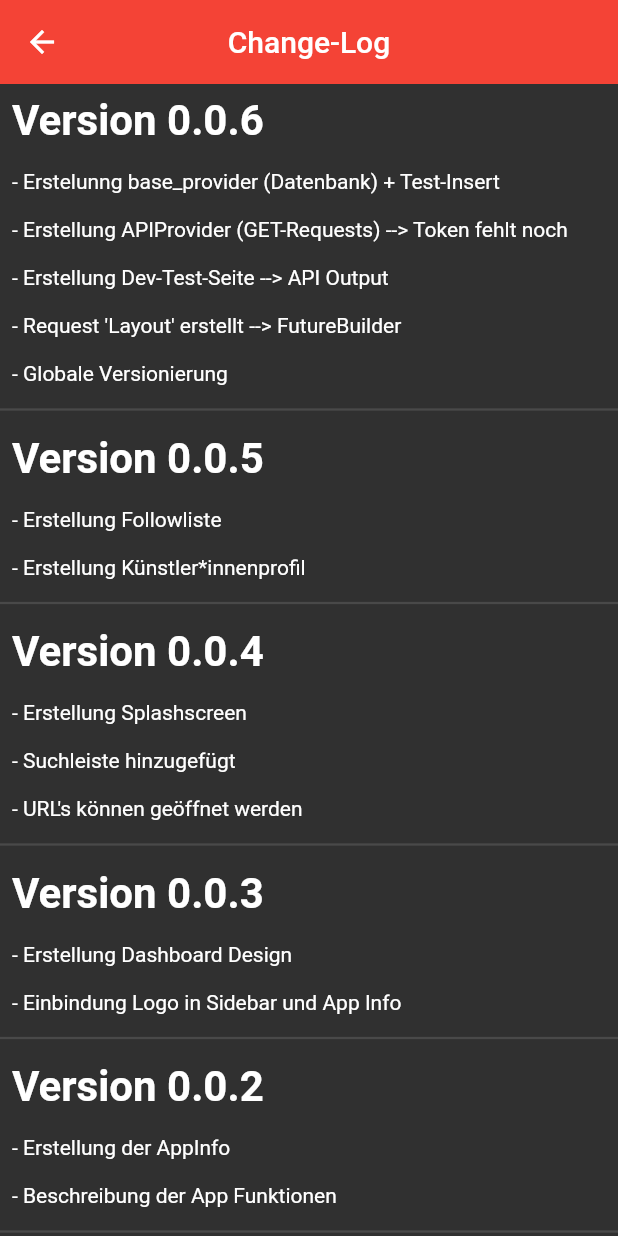
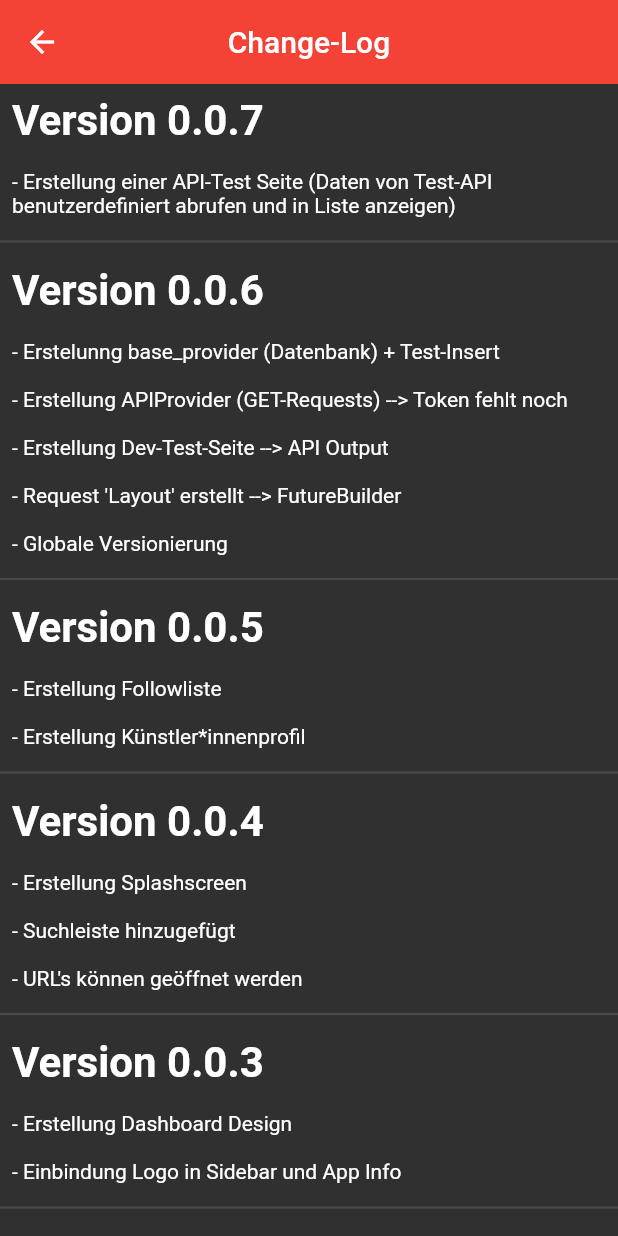
Before and after one commit to Janoxx/songApp_projekt, a Flutter app: the screen it shows after launch, in the side drawer, after a tap on "Changelog", on a phone screen of 412 x 824 dp. Run offline on Flutter 3.47's test engine with Material 2 defaults, Android fonts, the light colour scheme and no system bars; our stand-ins replace sqflite; accounts and stored records are empty; network calls fail.

Commit message:
Versiom 0.0.7 | Test-API + Anzeige

```diff
--- a/lib/providers/api_provider.dart
+++ b/lib/providers/api_provider.dart
@@ -1,27 +1,39 @@
-// ignore_for_file: avoid_print
+// ignore_for_file: avoid_print, prefer_typing_uninitialized_variables
 import 'package:flutter/cupertino.dart';
 import 'package:http/http.dart' as http;
 import 'dart:convert';
-
+import 'package:songapp_projekt/utils/globals.dart' as globals;
 
 // --- Test Request mit Spotify API ---
 class APIProvider {
 
   // -- Test URL ---
-  static String testArtist = "http://api.spotify.com/v1/artists/14dmbYen0AciYxu5n4Fkpd";
+  // static String testArtist = "http://api.spotify.com/v1/artists/14dmbYen0AciYxu5n4Fkpd";
+  // static String albumTest = "https://api.spotify.com/v1/artists/{" + globals.artistID + "}/albums";
 
-  static String testValario = "https://mario-kart-tour-api.herokuapp.com/api/v1/drivers/babies";
+  // static String postTest = "https://api.spotify.com/v1/artists/{id}/albums";
+  // static String accessToken = "BQAMuez4xvUIdtmDlqsmtwAmatQe7DpbvqOyOLNt2yCpPkrUgYh4DYcpLKnKRLXRinVAK2jgpJRTBIEUbuyTgjySXPjY2Mw6ZivCyBvhSFYfDEKb41AkHJspoB5pWCyTqh80WaluBEV6WOQ";
+
+  // Future authRequest() async {
+  //   var postRequest = await http.post(Uri.parse(postTest), headers: {"Authorization":accessToken});
+  //   return postRequest;
+  // }
 
   // --- GET Request an Spotify API ---
   Future<List> getRequest() async {
 
-    debugPrint("Sende Request...");
+    String marioTest = "https://mario-kart-tour-api.herokuapp.com/api/v1/" + globals.arg1 + "/" + globals.arg2;
+
+    // debugPrint("Sende Auth...");
+    // authRequest();
 
     // --- Sende Request ---
-    var getRequest = await http.get(Uri.parse(testValario), headers: {"Content-Type":"application/json"});
+    debugPrint("Sende getRequest an " + marioTest);
+    var getRequest = await http.get(Uri.parse(marioTest), headers: {"Content-Type":"application/json"});
 
     // --- Dekodiere Request (JSON) ---
     var jsonData = json.decode(getRequest.body);
+    debugPrint(jsonData.toString());
 
     // -- Gebe Request Inhalt zurück ---
     return jsonData;
--- a/lib/screens/changelog.dart
+++ b/lib/screens/changelog.dart
@@ -12,6 +12,20 @@ class _ChangelogState extends State<Changelog> {
   Widget changelogBody(BuildContext context) {
     return ListView(
       children: [
+        Padding(
+          padding: EdgeInsets.all(8.0),
+          child: Text("Version 0.0.7",
+              style: TextStyle(fontWeight: FontWeight.bold, fontSize: 28)),
+        ),
+        Padding(
+          padding: EdgeInsets.all(8.0),
+          child: Text(
+            "- Erstellung einer API-Test Seite (Daten von Test-API benutzerdefiniert abrufen und in Liste anzeigen)"
+          ),
+        ),
+        Divider(
+          thickness: 1.5,
+        ),
          Padding(
           padding: EdgeInsets.all(8.0),
           child: Text("Version 0.0.6",
--- a/lib/screens/dashboard.dart
+++ b/lib/screens/dashboard.dart
@@ -1,6 +1,5 @@
 // ignore_for_file: prefer_const_constructors, prefer_const_literals_to_create_immutables, avoid_print
 import 'package:flutter/material.dart';
-import 'package:songapp_projekt/providers/base_provider.dart';
 import 'package:url_launcher/url_launcher.dart';
 
 // class DashboardFunctions {
--- a/lib/utils/globals.dart
+++ b/lib/utils/globals.dart
@@ -1,5 +1,13 @@
 library songapp_projekt.globals;
 
+// --- General ---
 int currentIndex = 0;
 String appbarName = "Dashboard";
-String currentVersion = "0.0.6";
+String currentVersion = "0.0.7";
+
+// --- Spotify ---
+String artistID = "0LhHRmSd1EYM5QdNeNnCoQ";
+
+// --- Testing ---
+String arg1 = "drivers";
+String arg2 = "babies";
```
Also changed, not shown: lib/screens/testPage.dart (+56 -55 lines).
